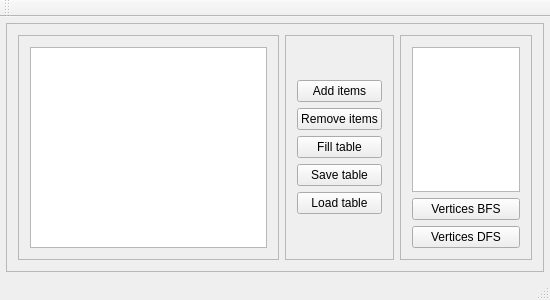
First picture: the form in GraphTheoryLabs/mainwindow.ui, repository NikitaHrinko/GraphTheoryLabs, before the edit.
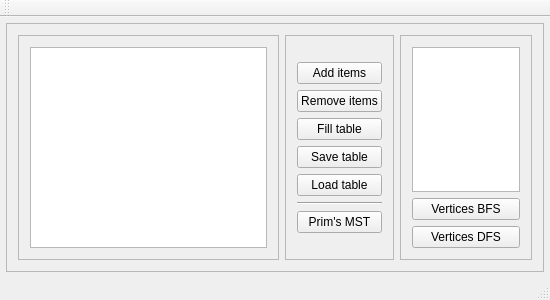
Second picture: the form after the edit.

Commit message: added Prim's MST search

Patch:
```diff
--- a/GraphTheoryLabs/mainwindow.ui
+++ b/GraphTheoryLabs/mainwindow.ui
@@ -114,6 +114,20 @@
                 </property>
                </widget>
               </item>
+              <item>
+               <widget class="Line" name="line">
+                <property name="orientation">
+                 <enum>Qt::Horizontal</enum>
+                </property>
+               </widget>
+              </item>
+              <item>
+               <widget class="QPushButton" name="pushMSTPrims">
+                <property name="text">
+                 <string>Prim's MST</string>
+                </property>
+               </widget>
+              </item>
              </layout>
             </item>
            </layout>
```
The commit also changes 4 other files.
